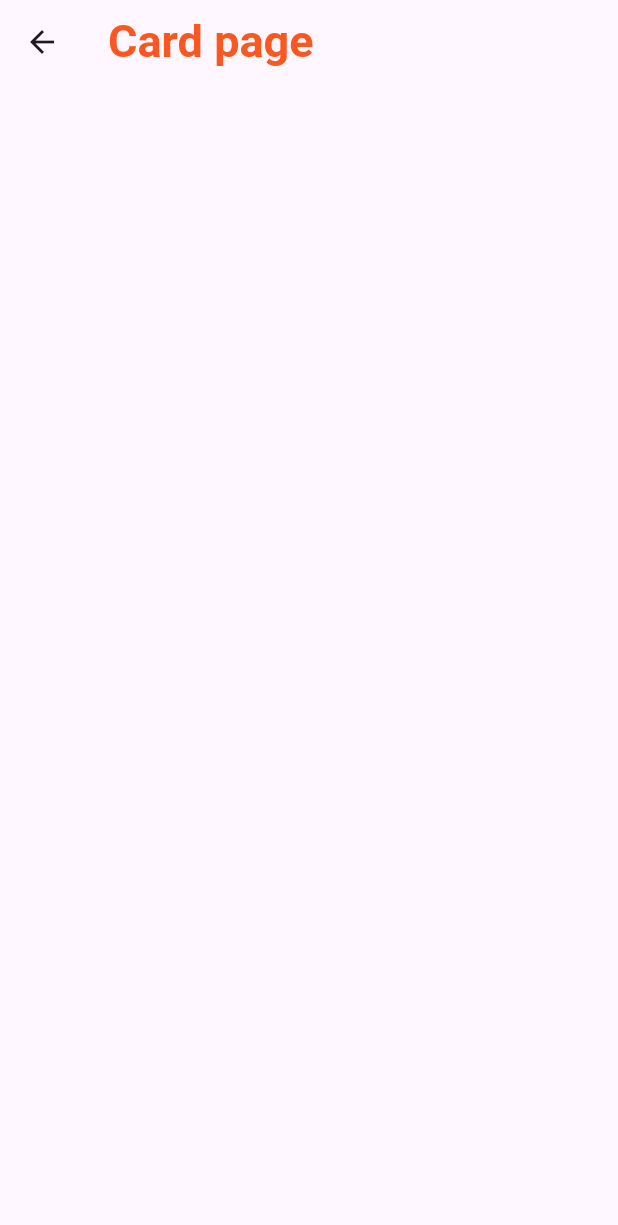
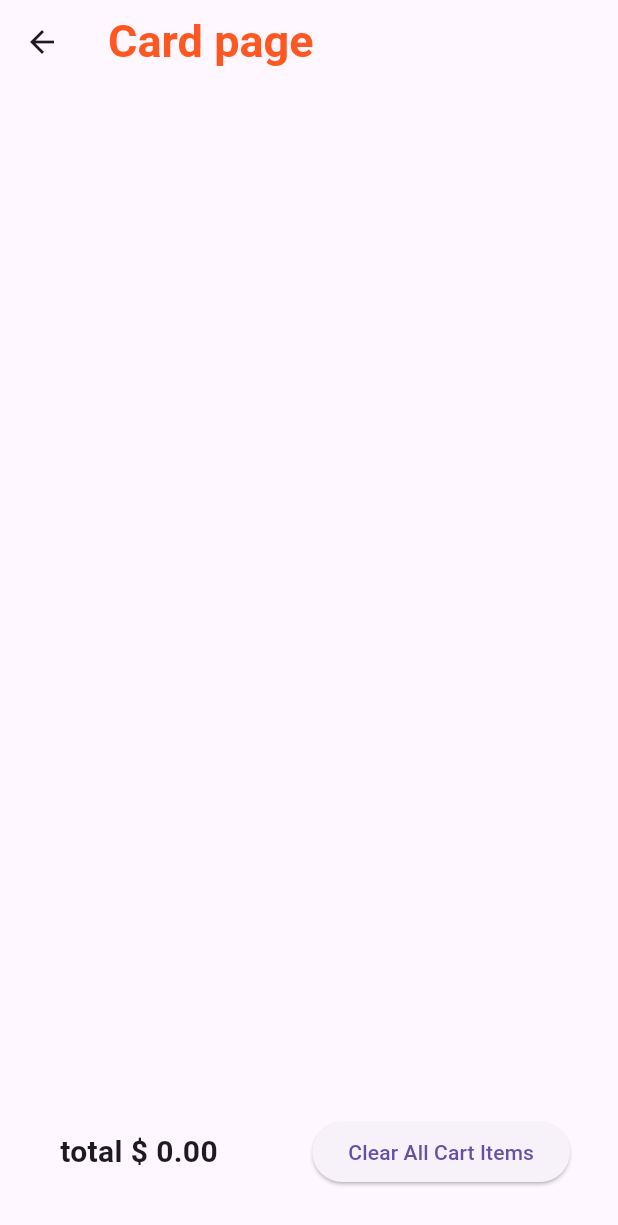
Before and after one commit to cmadhushan-dev/flutter_state_mangment, a Flutter app: the CardPage screen opened directly, on a phone screen of 412 x 824 dp. Shown: the top 1225 px of the screen. Run offline on Flutter 3.47's test engine with Material 3 defaults, Android fonts, the phone set to English and light mode, and no system bars.

Commit message:
suscfully developed the provider Appliction

```diff
--- a/lib/main.dart
+++ b/lib/main.dart
@@ -2,6 +2,8 @@ import 'package:flutter/material.dart';
 import 'package:flutter_dp_provider_application/provider/card_provider.dart';
 import 'package:flutter_dp_provider_application/screens/home_screen.dart';
 import 'package:provider/provider.dart';
+
+import 'provider/favourite_provider.dart';
 
 void main() {
   runApp(
@@ -9,6 +11,7 @@ void main() {
     MultiProvider(providers:
     [
       ChangeNotifierProvider(create: (context)=>CardProvider()),
+      ChangeNotifierProvider(create:(context) =>FavouriteProvider(),)
     ],child: const MyApp(),)
 
 
--- a/lib/provider/card_provider.dart
+++ b/lib/provider/card_provider.dart
@@ -3,7 +3,7 @@ import 'package:flutter_dp_provider_application/model/card_model.dart';
 
 class CardProvider extends ChangeNotifier {
   //card item state
-  final Map<String, CardItem> _items = {};
+  Map<String, CardItem> _items = {};
 
   //getter the items
   Map<String, CardItem> get items {
@@ -67,4 +67,20 @@ class CardProvider extends ChangeNotifier {
     }
     notifyListeners();
   }
+
+  //method to claer all card items
+  void clearAll() {
+    _items = {};
+    notifyListeners();
+  }
+
+  //method to cal total
+  double get totalamount {
+    var total = 0.0;
+    _items.forEach((key, cardItems) {
+      total += cardItems.itemPrice * cardItems.itemQuanitiy;
+    });
+    notifyListeners();
+    return total;
+  }
 }
--- a/lib/screens/card_page.dart
+++ b/lib/screens/card_page.dart
@@ -56,6 +56,12 @@ class CardPage extends StatelessWidget {
                               onPressed: () {
                                 //remove the single item
                                 cardproviders.removeSingleitem(cardItem.id);
+                                ScaffoldMessenger.of(context).showSnackBar(
+                                  SnackBar(
+                                    duration: Duration(seconds: 1),
+                                    content: Text("one item removed"),
+                                  ),
+                                );
                               },
                               icon: const Icon(Icons.remove),
                             ),
@@ -63,6 +69,12 @@ class CardPage extends StatelessWidget {
                               onPressed: () {
                                 //remoev the whole item
                                 cardproviders.removeiItem(cardItem.id);
+                                ScaffoldMessenger.of(context).showSnackBar(
+                                  SnackBar(
+                                    duration: Duration(seconds: 1),
+                                    content: Text("Remove from cart"),
+                                  ),
+                                );
                               },
                               icon: const Icon(Icons.delete),
                             ),
@@ -73,6 +85,36 @@ class CardPage extends StatelessWidget {
                   },
                 ),
               ),
+              Padding(
+                padding: const EdgeInsets.all(32.0),
+                child: Row(
+                  children: [
+                    Padding(
+                      padding: EdgeInsets.all(8),
+                      child: Text(
+                        "total \$ ${cardproviders.totalamount.toStringAsFixed(2)}",
+                        style: TextStyle(
+                          fontWeight: FontWeight.bold,
+                          fontSize: 20,
+                        ),
+                      ),
+                    ),
+                    Spacer(),
+                    ElevatedButton(
+                      onPressed: () {
+                        cardproviders.clearAll();
+                        ScaffoldMessenger.of(context).showSnackBar(
+                          SnackBar(
+                            duration: Duration(seconds: 1),
+                            content: Text("Remove All CardItems"),
+                          ),
+                        );
+                      },
+                      child: Text("Clear All Cart Items"),
+                    ),
+                  ],
+                ),
+              ),
             ],
           );
         },
```
Also changed, not shown: lib/data/flutter_shop_data.dart (+9 -49 lines), lib/provider/favourite_provider.dart (added, +25 -0 lines), lib/screens/favourite_page.dart (+45 -0 lines), lib/screens/home_screen.dart (+42 -6 lines).
